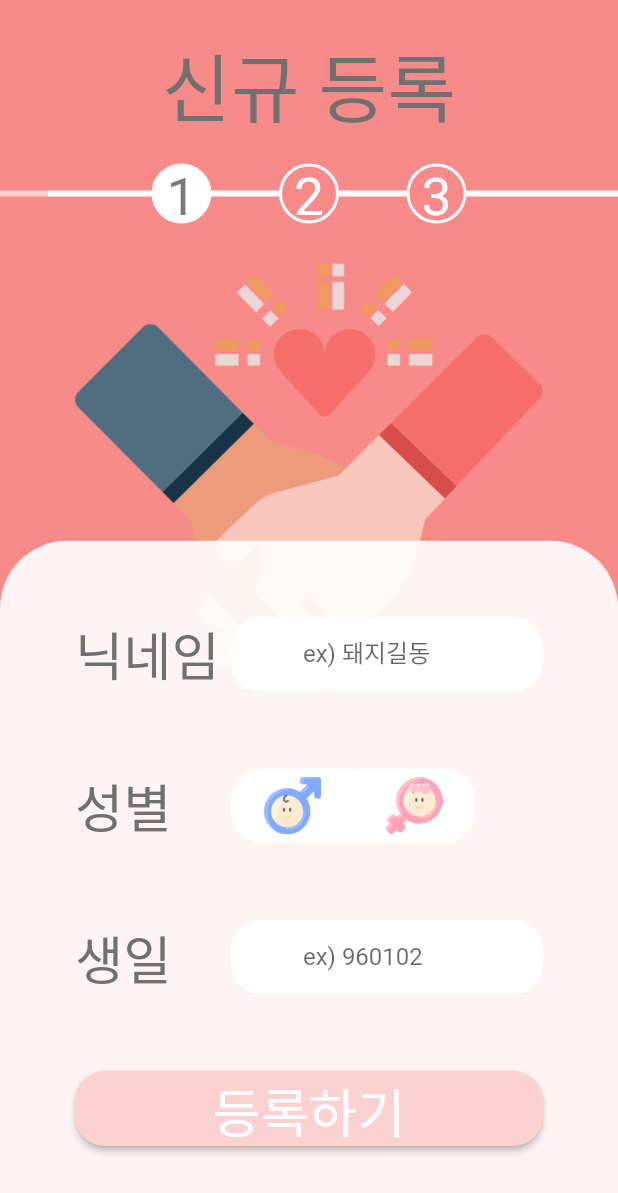
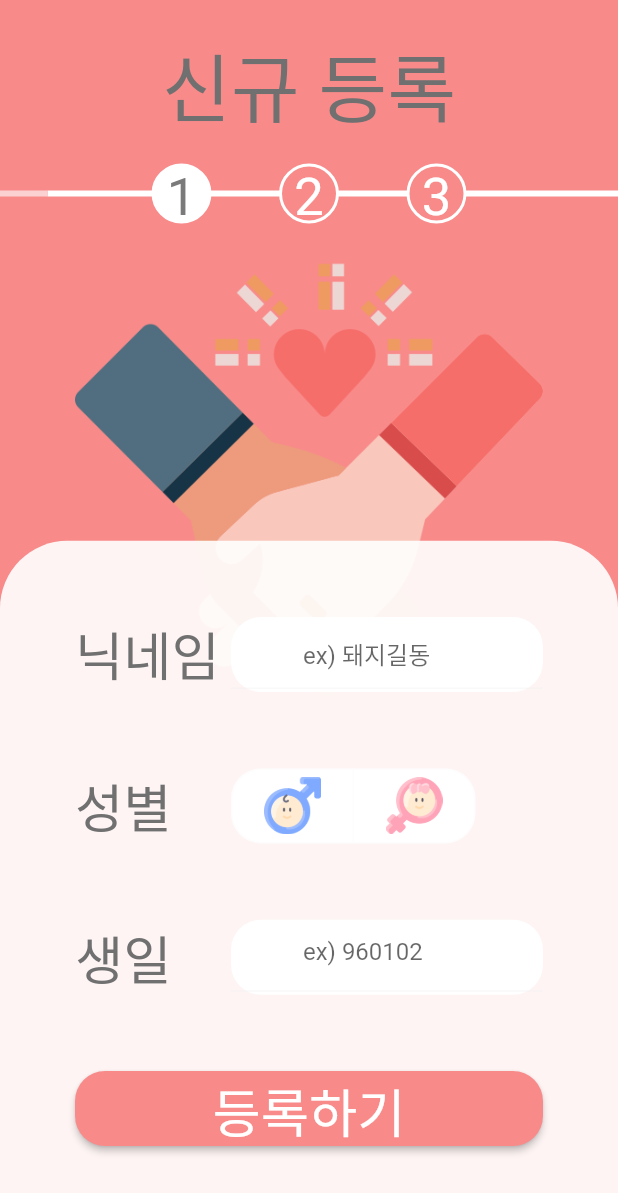
Before and after one commit to celeste0423/couple_to_do_list_app_project, a Flutter app: the UserRegistrationPage screen opened directly, on a phone screen of 412 x 824 dp. Shown: the top 1193 px of the screen. Run offline on Flutter 3.47's test engine with Material 2 defaults, Android fonts, the light colour scheme and no system bars; our stand-ins replace get; Roboto replaces fonts that are missing (Yoonwoo).

Commit message:
initial third commit

```diff
--- a/lib/features/auth/pages/user_registration_page.dart
+++ b/lib/features/auth/pages/user_registration_page.dart
@@ -1,6 +1,9 @@
+import 'package:couple_to_do_list_app/features/auth/controller/auth_controller.dart';
 import 'package:couple_to_do_list_app/features/auth/pages/find_buddy_page.dart';
 import 'package:couple_to_do_list_app/features/auth/widgets/registration_stage.dart';
 import 'package:couple_to_do_list_app/utils/custom_color.dart';
+import 'package:couple_to_do_list_app/widgets/main_button.dart';
+import 'package:couple_to_do_list_app/widgets/title_text.dart';
 import 'package:flutter/material.dart';
 import 'package:get/get.dart';
 
@@ -8,13 +11,90 @@ class UserRegistrationPage extends StatefulWidget {
   const UserRegistrationPage({Key? key}) : super(key: key);
 
   @override
-  State<UserRegistrationPage> createState() => _UserRegistrationPageState();
+  State<UserRegistrationPage> createState() => UserRegistrationPageState();
 }
 
-class _UserRegistrationPageState extends State<UserRegistrationPage> {
+class UserRegistrationPageState extends State<UserRegistrationPage> {
   final List<bool> isSelected = <bool>[false, false];
+
+  final AuthController authController = AuthController();
+
   TextEditingController nickname = TextEditingController();
   TextEditingController birthday = TextEditingController();
+
+  Widget registerText(String text) {
+    return Text(
+      text,
+      style: TextStyle(
+        color: CustomColors.darkGrey,
+        fontSize: 35,
+      ),
+    );
+  }
+
+  Widget genderSelector() {
+    return Container(
+      decoration: BoxDecoration(
+          color: Colors.white,
+          borderRadius: BorderRadius.all(Radius.circular(20.0))),
+      height: 50,
+      child: ToggleButtons(
+        onPressed: (int index) {
+          setState(
+            () {
+              for (int i = 0; i < isSelected.length; i++) {
+                isSelected[i] = i == index;
+              }
+            },
+          );
+        },
+        disabledColor: Colors.black,
+        selectedColor: CustomColors.lightPink,
+        borderRadius: const BorderRadius.all(Radius.circular(20)),
+        // selectedBorderColor: CustomColors.lightPink,
+        fillColor: CustomColors.lightPink,
+        constraints: const BoxConstraints(minWidth: 80),
+        isSelected: isSelected,
+        children: [
+          Padding(
+            padding: const EdgeInsets.all(5.0),
+            child: Image.asset('assets/images/boy.png'),
+          ),
+          Padding(
+            padding: const EdgeInsets.all(5.0),
+            child: Image.asset('assets/images/girl.png'),
+          ),
+        ],
+      ),
+    );
+  }
+
+  Widget registerTextField(
+    String text,
+    TextEditingController controller,
+    Function onPressed,
+  ) {
+    return Container(
+      decoration: BoxDecoration(
+        color: Colors.white,
+        borderRadius: BorderRadius.all(
+          Radius.circular(20),
+        ),
+      ),
+      height: 50,
+      child: TextField(
+        controller: controller,
+        decoration: InputDecoration(
+          hintText: text,
+          prefixIcon: Icon(Icons.account_circle),
+          suffixIcon: IconButton(
+            icon: Icon(Icons.close, size: 20),
+            onPressed: onPressed != null ? () => onPressed!() : null,
+          ),
+        ),
+      ),
+    );
+  }
 
   @override
   Widget build(BuildContext context) {
@@ -29,13 +109,7 @@ class _UserRegistrationPageState extends State<UserRegistrationPage> {
                 SizedBox(
                   height: 20,
                 ),
-                Text(
-                  '신규 등록',
-                  style: TextStyle(
-                    color: CustomColors.darkGrey,
-                    fontSize: 50,
-                  ),
-                ),
+                titleText('신규 등록'),
                 SizedBox(
                   height: 15,
                 ),
@@ -76,28 +150,10 @@ class _UserRegistrationPageState extends State<UserRegistrationPage> {
                                 crossAxisAlignment: CrossAxisAlignment.start,
                                 mainAxisAlignment:
                                     MainAxisAlignment.spaceEvenly,
-                                children: const [
-                                  Text(
-                                    '닉네임',
-                                    style: TextStyle(
-                                      color: CustomColors.darkGrey,
-                                      fontSize: 35,
-                                    ),
-                                  ),
-                                  Text(
-                                    '성별',
-                                    style: TextStyle(
-                                      color: CustomColors.darkGrey,
-                                      fontSize: 35,
-                                    ),
-                                  ),
-                                  Text(
-                                    '생일',
-                                    style: TextStyle(
-                                      color: CustomColors.darkGrey,
-                                      fontSize: 35,
-                                    ),
-                                  ),
+                                children: [
+                                  registerText('닉네임'),
+                                  registerText('성별'),
+                                  registerText('생일'),
                                 ],
                               ),
                             ),
@@ -108,113 +164,32 @@ class _UserRegistrationPageState extends State<UserRegistrationPage> {
                                 mainAxisAlignment:
                                     MainAxisAlignment.spaceEvenly,
                                 children: [
-                                  Container(
-                                    decoration: BoxDecoration(
-                                      color: Colors.white,
-                                      borderRadius: BorderRadius.all(
-                                        Radius.circular(20),
-                                      ),
-                                    ),
-                                    height: 50,
-                                    child: TextField(
-                                      controller: nickname,
-                                      decoration: InputDecoration(
-                                        labelText: 'ex) 돼지길동',
-                                        prefixIcon: Icon(Icons.account_circle),
-                                        suffixIcon: IconButton(
-                                          icon: Icon(Icons.close, size: 20),
-                                          onPressed: () {
+                                  registerTextField(
+                                    'ex) 돼지길동',
+                                    nickname,
+                                    () {
                                       return nickname.clear();
                                     },
                                   ),
-                                      ),
-                                    ),
-                                  ),
-                                  Container(
-                                    decoration: BoxDecoration(
-                                        color: Colors.white,
-                                        borderRadius: BorderRadius.all(
-                                            Radius.circular(20.0))),
-                                    height: 50,
-                                    child: ToggleButtons(
-                                      onPressed: (int index) {
-                                        setState(
+                                  genderSelector(),
+                                  registerTextField(
+                                    'ex) 960102',
+                                    birthday,
                                     () {
-                                            for (int i = 0;
-                                                i < isSelected.length;
-                                                i++) {
-                                              isSelected[i] = i == index;
-                                            }
+                                      return birthday.clear();
                                     },
-                                        );
-                                      },
-                                      disabledColor: Colors.black,
-                                      selectedColor: CustomColors.lightPink,
-                                      borderRadius: const BorderRadius.all(
-                                          Radius.circular(20)),
-                                      // selectedBorderColor: CustomColors.lightPink,
-                                      fillColor: CustomColors.lightPink,
-                                      constraints:
-                                          const BoxConstraints(minWidth: 80),
-                                      isSelected: isSelected,
-                                      children: [
-                                        Padding(
-                                          padding: const EdgeInsets.all(5.0),
-                                          child: Image.asset(
-                                              'assets/images/boy.png'),
-                                        ),
-                                        Padding(
-                                          padding: const EdgeInsets.all(5.0),
-                                          child: Image.asset(
-                                              'assets/images/girl.png'),
                                   ),
                                 ],
                               ),
                             ),
-                                  Container(
-                                    decoration: BoxDecoration(
-                                        color: Colors.white,
-                                        borderRadius: BorderRadius.all(
-                                            Radius.circular(20))),
-                                    height: 50,
-                                    child: TextField(
-                                      controller: birthday,
-                                      decoration: InputDecoration(
-                                          labelText: 'ex) 960102',
-                                          prefixIcon:
-                                              Icon(Icons.account_circle),
-                                          suffixIcon: IconButton(
-                                              icon: Icon(Icons.close, size: 20),
-                                              onPressed: () {
-                                                return birthday.clear();
-                                              })),
-                                    ),
-                                  ),
-                                ],
-                              ),
-                            )
                           ],
                         ),
                       ),
-                      SizedBox(
-                        height: 50,
-                        width: double.infinity,
-                        child: ElevatedButton(
-                          style: ElevatedButton.styleFrom(
-                            shape: RoundedRectangleBorder(
-                              borderRadius: BorderRadius.circular(20.0),
-                            ),
-                            backgroundColor:
-                                CustomColors.lightPink, // Background color
-                          ),
-                          onPressed: () {
-                            Get.to(FindBuddyPage());
+                      mainButton(
+                        '등록하기',
+                        () {
+                          authController.changeRegisterProgressIndex(2);
                         },
-                          child: Text(
-                            '등록하기',
-                            style: TextStyle(fontSize: 35, color: Colors.white),
-                          ),
-                        ),
                       ),
                       SizedBox(height: 60),
                     ],
--- a/lib/main.dart
+++ b/lib/main.dart
@@ -12,11 +12,11 @@ class MyApp extends StatelessWidget {
 
   @override
   Widget build(BuildContext context) {
-    return  GetMaterialApp(
+    return GetMaterialApp(
       debugShowCheckedModeBanner: false,
       title: 'Bukkung List',
       theme: baseTheme(),
-      home: const WelcomePage(),
+      home: WelcomePage(),
     );
   }
 }
--- /dev/null
+++ b/lib/widgets/main_button.dart
@@ -0,0 +1,25 @@
+import 'package:couple_to_do_list_app/utils/custom_color.dart';
+import 'package:flutter/material.dart';
+
+Widget mainButton(
+  String text,
+  Function onPressed,
+) {
+  return SizedBox(
+    height: 50,
+    width: double.infinity,
+    child: ElevatedButton(
+      style: ElevatedButton.styleFrom(
+        shape: RoundedRectangleBorder(
+          borderRadius: BorderRadius.circular(20.0),
+        ),
+        backgroundColor: CustomColors.mainPink, // Background color
+      ),
+      onPressed: onPressed != null ? () => onPressed!() : null,
+      child: Text(
+        text,
+        style: TextStyle(fontSize: 35, color: Colors.white),
+      ),
+    ),
+  );
+}
--- /dev/null
+++ b/lib/widgets/title_text.dart
@@ -0,0 +1,12 @@
+import 'package:couple_to_do_list_app/utils/custom_color.dart';
+import 'package:flutter/material.dart';
+
+Widget titleText(String text) {
+  return Text(
+    text,
+    style: TextStyle(
+      color: CustomColors.darkGrey,
+      fontSize: 50,
+    ),
+  );
+}
```
Also changed, not shown: lib/features/auth/controller/auth_controller.dart (added, +32 -0 lines), lib/features/auth/pages/find_buddy_page.dart (+16 -25 lines), lib/features/auth/pages/wait_buddy_page.dart (+8 -9 lines), lib/features/auth/pages/welcome_page.dart (+8 -5 lines). Lines whose indentation alone changed are shown as unchanged.
